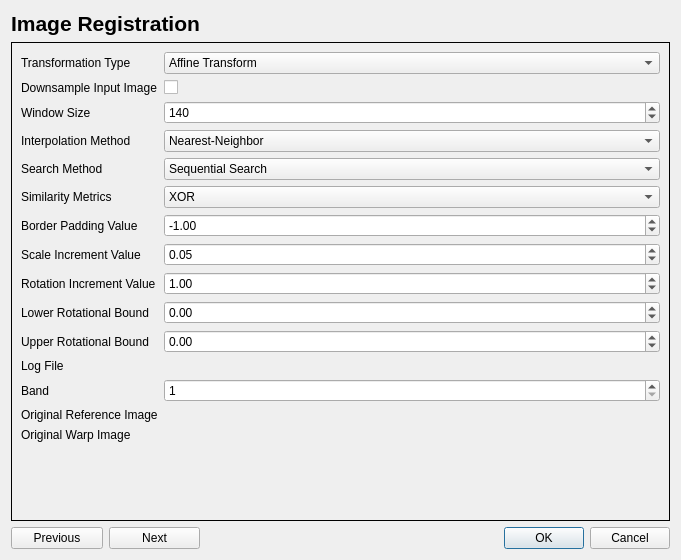
Before: the Qt Designer form image_registration/image_registration_dialog_base.ui in AUGSignals/qgis-plugins, drawn with Qt 5.
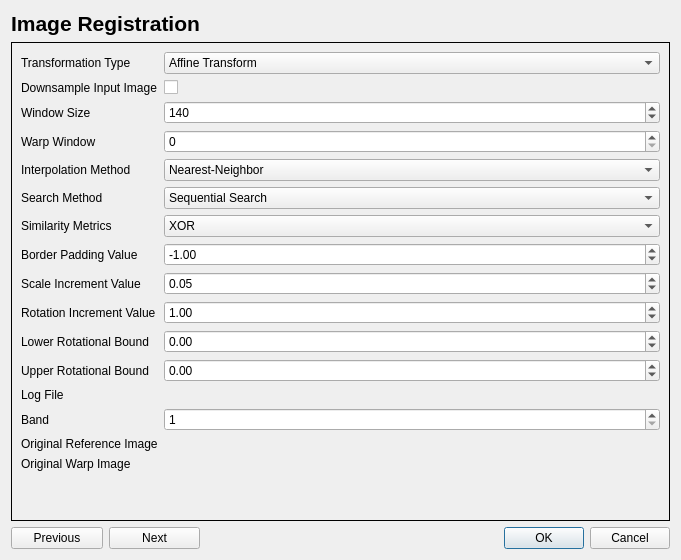
After: the same form once the commit is applied. Custom widgets are drawn as their Qt base class.

Commit message: Changed filepath issues for image registration

Diff of the .ui file:
```diff
--- a/image_registration/image_registration_dialog_base.ui
+++ b/image_registration/image_registration_dialog_base.ui
@@ -101,14 +101,14 @@
            </property>
           </widget>
          </item>
-         <item row="3" column="0">
+         <item row="4" column="0">
           <widget class="QLabel" name="interpolationMethodLabel">
            <property name="text">
             <string>Interpolation Method</string>
            </property>
           </widget>
          </item>
-         <item row="3" column="1">
+         <item row="4" column="1">
           <widget class="QComboBox" name="interpolationMethodComboBox">
            <item>
             <property name="text">
@@ -132,14 +132,14 @@
            </item>
           </widget>
          </item>
-         <item row="4" column="0">
+         <item row="5" column="0">
           <widget class="QLabel" name="searchMethodLabel">
            <property name="text">
             <string>Search Method</string>
            </property>
           </widget>
          </item>
-         <item row="4" column="1">
+         <item row="5" column="1">
           <widget class="QComboBox" name="searchMethodComboBox">
            <item>
             <property name="text">
@@ -153,14 +153,14 @@
            </item>
           </widget>
          </item>
-         <item row="5" column="0">
+         <item row="6" column="0">
           <widget class="QLabel" name="similarityMetricsLabel">
            <property name="text">
             <string>Similarity Metrics</string>
            </property>
           </widget>
          </item>
-         <item row="5" column="1">
+         <item row="6" column="1">
           <widget class="QComboBox" name="similarityMetricsComboBox">
            <item>
             <property name="text">
@@ -184,14 +184,14 @@
            </item>
           </widget>
          </item>
-         <item row="6" column="0">
+         <item row="7" column="0">
           <widget class="QLabel" name="borderPaddingValueLabel">
            <property name="text">
             <string>Border Padding Value</string>
            </property>
           </widget>
          </item>
-         <item row="6" column="1">
+         <item row="7" column="1">
           <widget class="QDoubleSpinBox" name="borderPaddingValueDoubleSpinBox">
            <property name="minimum">
             <double>-100.000000000000000</double>
@@ -204,14 +204,14 @@
            </property>
           </widget>
          </item>
-         <item row="7" column="0">
+         <item row="8" column="0">
           <widget class="QLabel" name="scaleIncrementValueLabel">
            <property name="text">
             <string>Scale Increment Value</string>
            </property>
           </widget>
          </item>
-         <item row="7" column="1">
+         <item row="8" column="1">
           <widget class="QDoubleSpinBox" name="scaleIncrementValueQDoubleSpinBox">
            <property name="minimum">
             <double>-100.000000000000000</double>
@@ -224,14 +224,14 @@
            </property>
           </widget>
          </item>
-         <item row="8" column="0">
+         <item row="9" column="0">
           <widget class="QLabel" name="rotationIncrementValueLabel">
            <property name="text">
             <string>Rotation Increment Value</string>
            </property>
           </widget>
          </item>
-         <item row="8" column="1">
+         <item row="9" column="1">
           <widget class="QDoubleSpinBox" name="rotationIncrementValueDoubleSpinBox">
            <property name="minimum">
             <double>-100.000000000000000</double>
@@ -244,14 +244,14 @@
            </property>
           </widget>
          </item>
-         <item row="9" column="0">
+         <item row="10" column="0">
           <widget class="QLabel" name="lowerRotationFactorBoundLabel">
            <property name="text">
             <string>Lower Rotational Bound</string>
            </property>
           </widget>
          </item>
-         <item row="9" column="1">
+         <item row="10" column="1">
           <widget class="QDoubleSpinBox" name="lowerRotationFactorBoundDoubleSpinBox">
            <property name="minimum">
             <double>-180.000000000000000</double>
@@ -261,14 +261,14 @@
            </property>
           </widget>
          </item>
-         <item row="10" column="0">
+         <item row="11" column="0">
           <widget class="QLabel" name="upperRotationFactorBoundLabel">
            <property name="text">
             <string>Upper Rotational Bound</string>
            </property>
           </widget>
          </item>
-         <item row="10" column="1">
+         <item row="11" column="1">
           <widget class="QDoubleSpinBox" name="upperRotationFactorBoundDoubleSpinBox">
            <property name="minimum">
             <double>-180.000000000000000</double>
@@ -278,14 +278,14 @@
            </property>
           </widget>
          </item>
-         <item row="11" column="0">
+         <item row="12" column="0">
           <widget class="QLabel" name="logFileLabel">
            <property name="text">
             <string>Log File</string>
            </property>
           </widget>
          </item>
-         <item row="11" column="1">
+         <item row="12" column="1">
           <widget class="QgsFileWidget" name="logFileQgsFileWidget">
            <property name="dialogTitle">
             <string>Create or select a log file</string>
@@ -301,14 +301,14 @@
            </property>
           </widget>
          </item>
-         <item row="13" column="0">
+         <item row="14" column="0">
           <widget class="QLabel" name="originalReferenceImageLabel">
            <property name="text">
             <string>Original Reference Image</string>
            </property>
           </widget>
          </item>
-         <item row="13" column="1">
+         <item row="14" column="1">
           <widget class="QgsFileWidget" name="originalReferenceImageQgsFileWidget">
            <property name="dialogTitle">
             <string>Select the Original Reference Image</string>
@@ -321,14 +321,14 @@
            </property>
           </widget>
          </item>
-         <item row="14" column="0">
+         <item row="15" column="0">
           <widget class="QLabel" name="originalWarpImageLabel">
            <property name="text">
             <string>Original Warp Image</string>
            </property>
           </widget>
          </item>
-         <item row="14" column="1">
+         <item row="15" column="1">
           <widget class="QgsFileWidget" name="originalWarpImageQgsFileWidget">
            <property name="dialogTitle">
             <string>Select the Original Warp Image</string>
@@ -341,20 +341,30 @@
            </property>
           </widget>
          </item>
-         <item row="12" column="0">
+         <item row="13" column="0">
           <widget class="QLabel" name="bandLabel">
            <property name="text">
             <string>Band</string>
            </property>
           </widget>
          </item>
-         <item row="12" column="1">
+         <item row="13" column="1">
           <widget class="QSpinBox" name="bandSpinBox">
            <property name="minimum">
             <number>1</number>
            </property>
           </widget>
          </item>
+         <item row="3" column="0">
+          <widget class="QLabel" name="label">
+           <property name="text">
+            <string>Warp Window</string>
+           </property>
+          </widget>
+         </item>
+         <item row="3" column="1">
+          <widget class="QgsSpinBox" name="warpWindowQgsSpinBox"/>
+         </item>
         </layout>
        </item>
       </layout>
@@ -684,6 +694,11 @@
    <extends>QWidget</extends>
    <header>qgsfilewidget.h</header>
   </customwidget>
+  <customwidget>
+   <class>QgsSpinBox</class>
+   <extends>QSpinBox</extends>
+   <header>qgsspinbox.h</header>
+  </customwidget>
  </customwidgets>
  <resources/>
  <connections>
```
The commit also changes 2 other files.
